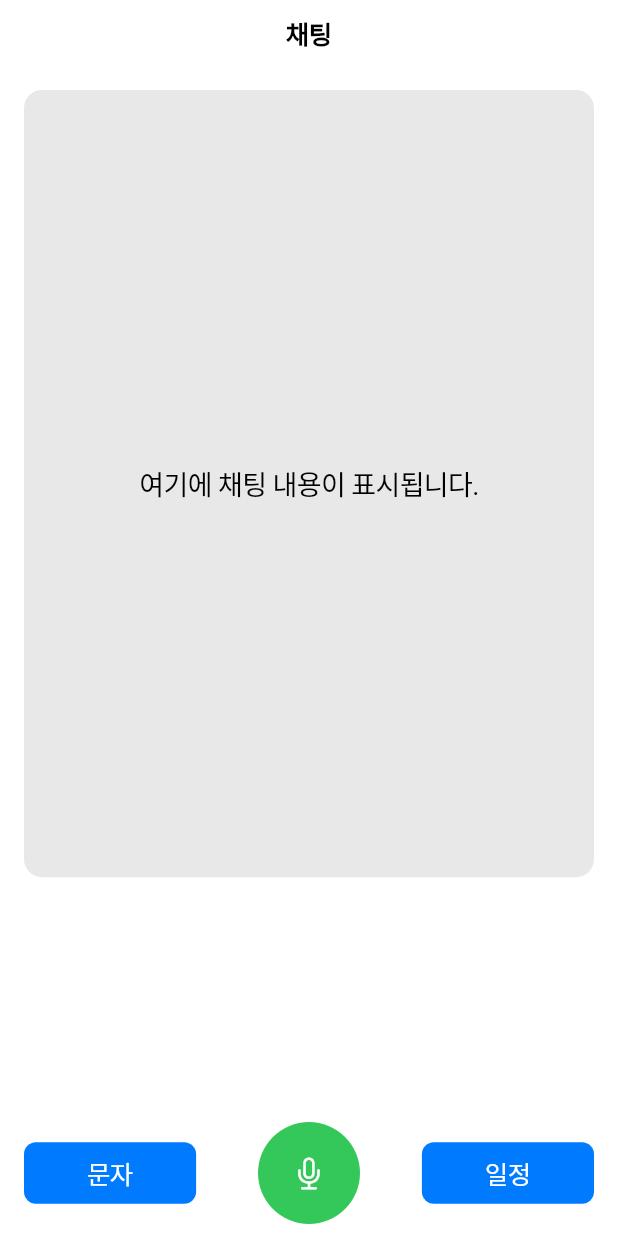
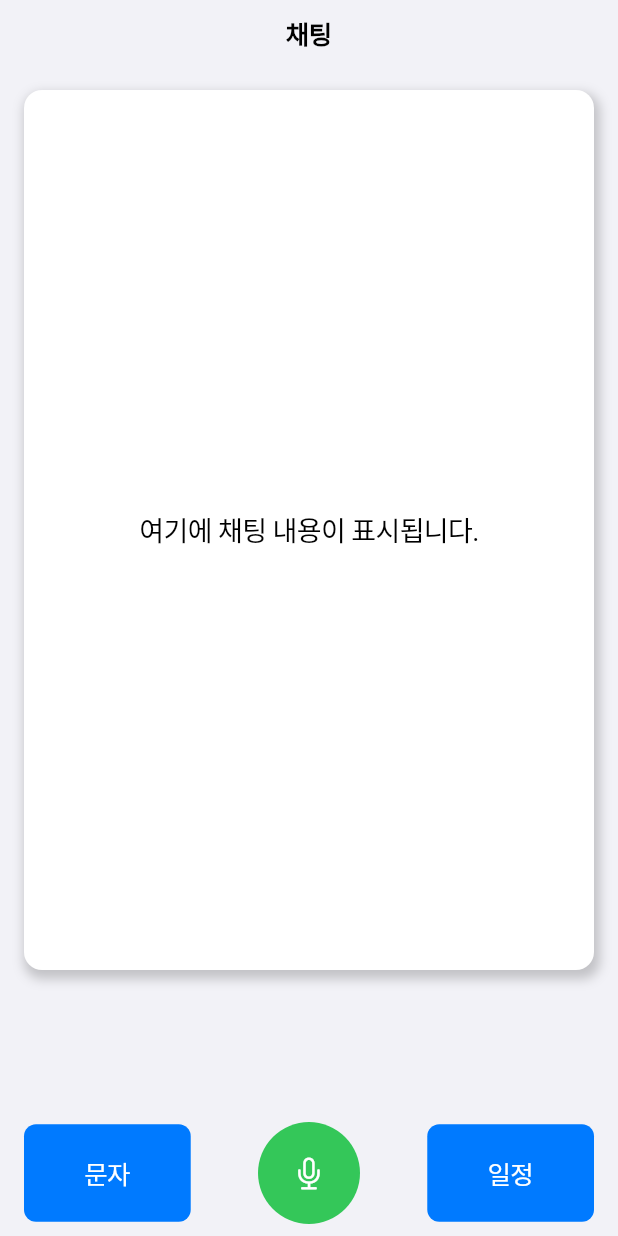
Before and after one commit to SKT-FLY/bbd_fe, a Flutter app: the screen it shows after launch, on a phone screen of 412 x 824 dp. Run offline on Flutter 3.47's test engine with Material 3 defaults, Android fonts, the phone set to English and light mode, and no system bars.

Commit message:
Design:chatscreen design

```diff
--- a/lib/chat_screen.dart
+++ b/lib/chat_screen.dart
@@ -7,6 +7,7 @@ class ChatScreen extends StatelessWidget {
   @override
   Widget build(BuildContext context) {
     return CupertinoPageScaffold(
+      backgroundColor: CupertinoColors.systemGrey6, // 배경색을 회색으로 설정
       navigationBar: const CupertinoNavigationBar(
         middle: Text('채팅'),
       ),
@@ -15,43 +16,49 @@ class ChatScreen extends StatelessWidget {
           children: <Widget>[
             // 채팅 내용을 보여주는 큰 위젯
             Expanded(
-              flex: 4, // 비율: 4
+              flex: 8,
               child: Center(
                 child: Container(
-                  margin: const EdgeInsets.all(16.0), // 화면 가장자리와의 간격 설정
+                  margin: const EdgeInsets.all(16.0),
                   decoration: BoxDecoration(
-                    color: CupertinoColors.systemGrey.withOpacity(0.2),
+                    color: CupertinoColors.white, // 챗 박스의 배경색을 흰색으로 설정
                     borderRadius: BorderRadius.circular(12.0),
+                    boxShadow: [
+                      BoxShadow(
+                        color: Colors.black.withOpacity(0.2), // 그림자 색상 및 투명도 설정
+                        spreadRadius: 2, // 그림자의 퍼짐 정도
+                        blurRadius: 6, // 그림자의 블러링 정도
+                        offset: Offset(2, 4), // 그림자의 위치 (x, y)
+                      ),
+                    ],
                   ),
-                  alignment: Alignment.center, // 내부 콘텐츠를 가운데 정렬
+                  alignment: Alignment.center,
                   child: const Text(
                     '여기에 채팅 내용이 표시됩니다.',
                     style: TextStyle(fontSize: 18),
-                    textAlign: TextAlign.center, // 텍스트 가운데 정렬
+                    textAlign: TextAlign.center,
                   ),
                 ),
               ),
             ),
-            // 빈 공간
-            Spacer(flex: 1), // 비율: 1
-            // 하단에 음성 입력 및 네비게이션 버튼 배치
+            Spacer(flex: 1),
             Padding(
               padding: const EdgeInsets.symmetric(horizontal: 16.0, vertical: 8.0),
               child: Row(
                 children: <Widget>[
                   Expanded(
-                    flex: 10, // 비율: 10
+                    flex: 10,
                     child: Padding(
-                      padding: const EdgeInsets.only(right: 4.0), // 버튼 사이의 간격 조정
+                      padding: const EdgeInsets.only(right: 4.0),
                       child: GestureDetector(
                         onTap: () {
                           // 문자 네비게이션 버튼 클릭 시 실행할 코드
                         },
                         child: Container(
-                          padding: const EdgeInsets.all(8.0),
+                          padding: const EdgeInsets.symmetric(vertical: 20.0),
                           decoration: BoxDecoration(
                             color: CupertinoColors.systemBlue,
-                            borderRadius: BorderRadius.circular(8.0), // 네모 모양
+                            borderRadius: BorderRadius.circular(8.0),
                           ),
                           child: const Center(
                             child: Text(
@@ -64,7 +71,7 @@ class ChatScreen extends StatelessWidget {
                     ),
                   ),
                   Expanded(
-                    flex: 12, // 비율: 13
+                    flex: 13,
                     child: Padding(
                       padding: const EdgeInsets.symmetric(horizontal: 4.0),
                       child: GestureDetector(
@@ -76,7 +83,7 @@ class ChatScreen extends StatelessWidget {
                           height: 68.0,
                           decoration: BoxDecoration(
                             color: CupertinoColors.systemGreen,
-                            shape: BoxShape.circle, // 동그라미 모양
+                            shape: BoxShape.circle,
                           ),
                           child: const Icon(
                             CupertinoIcons.mic,
@@ -87,7 +94,7 @@ class ChatScreen extends StatelessWidget {
                     ),
                   ),
                   Expanded(
-                    flex: 10, // 비율: 10
+                    flex: 10,
                     child: Padding(
                       padding: const EdgeInsets.only(left: 4.0),
                       child: GestureDetector(
@@ -95,10 +102,10 @@ class ChatScreen extends StatelessWidget {
                           // 일정 네비게이션 버튼 클릭 시 실행할 코드
                         },
                         child: Container(
-                          padding: const EdgeInsets.all(8.0),
+                          padding: const EdgeInsets.symmetric(vertical: 20.0),
                           decoration: BoxDecoration(
                             color: CupertinoColors.systemBlue,
-                            borderRadius: BorderRadius.circular(8.0), // 네모 모양
+                            borderRadius: BorderRadius.circular(8.0),
                           ),
                           child: const Center(
                             child: Text(
```
